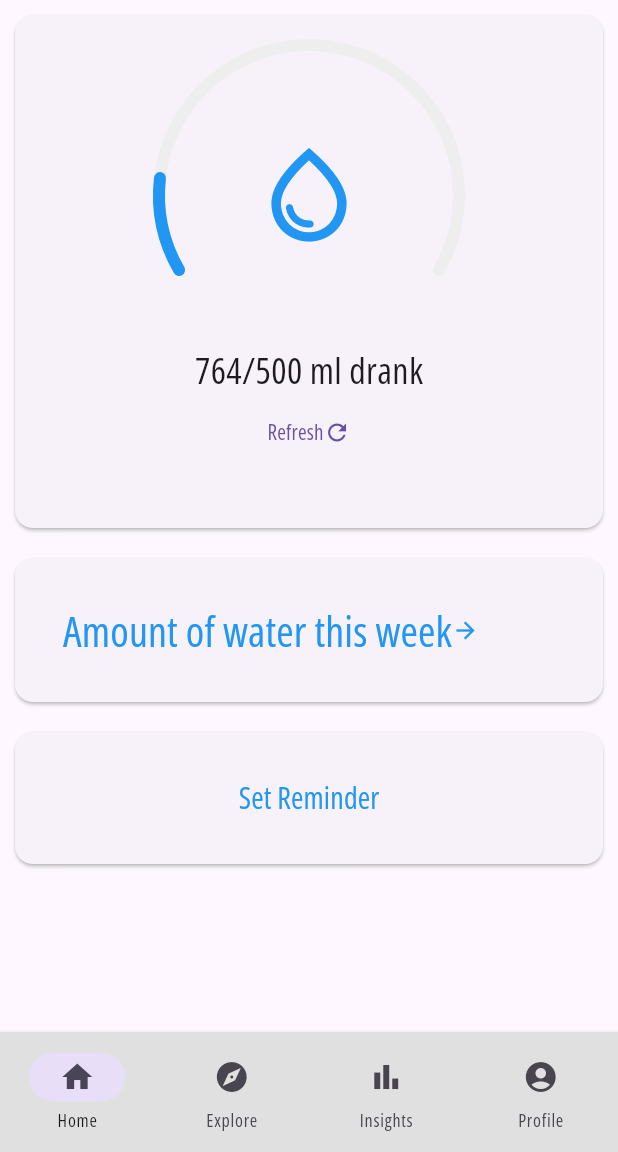
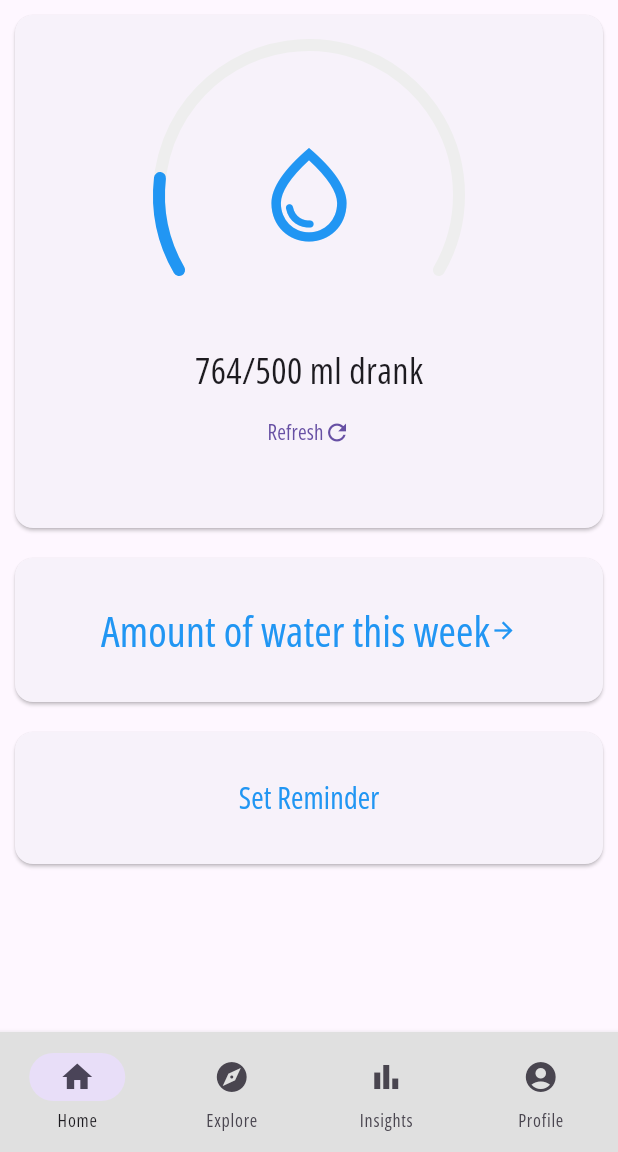
Before and after one commit to haowenyu49/smart-flask, a Flutter app: the screen it shows after launch, on a phone screen of 412 x 824 dp, the part 84-1236 px from its top. Run offline on Flutter 3.47's test engine with Material 3 defaults, Android fonts, the phone set to English and light mode, and no system bars; our stand-ins replace cloud_firestore, firebase_auth, fl_chart, flutter_svg; accounts and stored records are empty.

Commit message:
HomePage Stability update

```diff
--- a/lib/components/homepage.dart
+++ b/lib/components/homepage.dart
@@ -145,6 +145,9 @@ class BottomSheetClass extends StatelessWidget {
                     mainAxisAlignment: MainAxisAlignment.center,
                     mainAxisSize: MainAxisSize.min,
                       children: <Widget>[
+                        Row(
+
+                        ),
                         const Text('Hello World!'),
                         TextButton(onPressed: () => Navigator.pop(context), child: const Text('Close'))
                       ],
@@ -154,6 +157,7 @@ class BottomSheetClass extends StatelessWidget {
                 });
           },
   child: Row(
+    mainAxisAlignment: MainAxisAlignment.center,
       children: <Widget>[const Text('Amount of water this week',
   style: TextStyle(fontSize: 28, color:Colors.blue),),
         Icon(Icons.arrow_forward, color: Colors.blue,),
```
Also changed, not shown: 1 other file.
